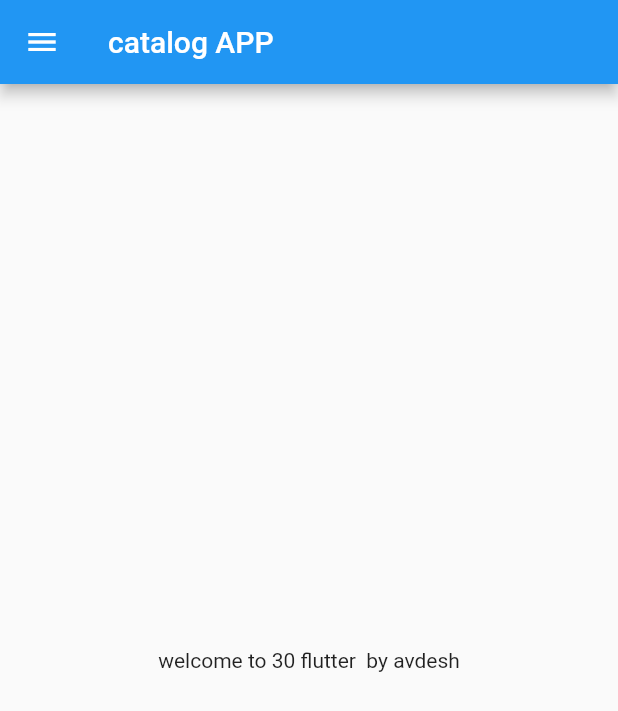
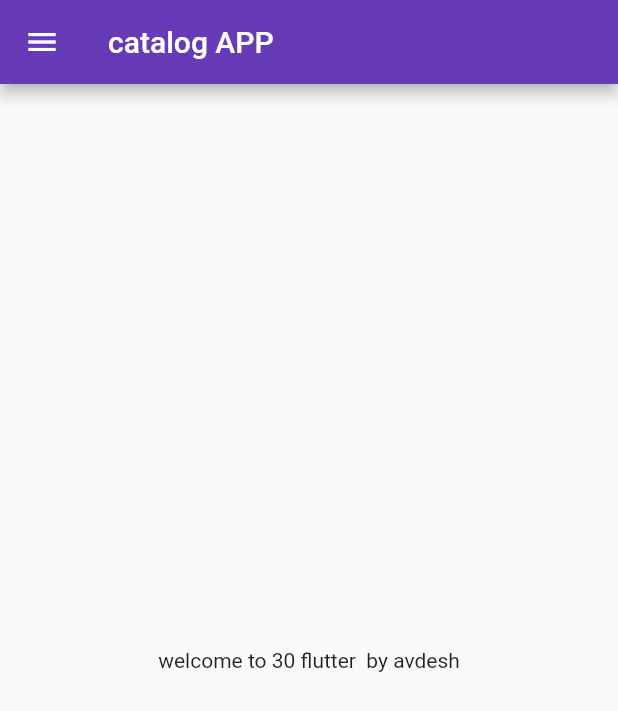
Before and after one commit to avikuuuu/flutter_applyy, a Flutter app: the screen it shows after launch, on a phone screen of 412 x 824 dp. Shown: the top 711 px of the screen. Run offline on Flutter 3.47's test engine with Material 2 defaults, Android fonts, the phone set to English and light mode, and no system bars.

Commit message:
day3 complete

```diff
--- a/lib/main.dart
+++ b/lib/main.dart
@@ -1,5 +1,6 @@
 import 'package:flutter/material.dart';
-import 'package:flutter_applyy/home_page.dart';
+import 'package:flutter_applyy/pages/home_page.dart';
+import 'package:flutter_applyy/pages/login_page.dart';
 
 void main() {
   runApp(MYAPP());
@@ -10,23 +11,35 @@
 
   @override
   Widget build(BuildContext context) {
+    // int days = 30;
+    // String name = "avdesh";
+    // double pie = 3.14;
+    // bool ismale = true;
+    // num tem = 30.0; //num can take both int int and float variable
 
-    int days = 30;
-    String name = "avdesh";
-    double pie = 3.14;
-    bool ismale = true;
-    num tem = 30.0; //num can take both int int and float variable
+    // var app =
+    //     "avkuuuu"; // it cna take all things which is above int string doble then intrepreter automatically detect it
 
-    var app =
-        "avkuuuu"; // it cna take all things which is above int string doble then intrepreter automatically detect it
+    // const pieee =
+    //     22.4; //const use to put constant things in which can't be chnange in future
 
-    const pieee =
-        22.4; //const use to put constant things in which can't be chnange in future
+    // final ap = 34; //in FINAL content can modifye
 
-    final ap = 34; //in FINAL content can modifye
+    // bringVegitable(thaila: true);
 
     return MaterialApp(
-      home:HomePage(),
+      themeMode: ThemeMode.light,
+      theme: ThemeData(primarySwatch: Colors.deepPurple),
+      darkTheme: ThemeData(
+        brightness: Brightness.dark,
+      ),
+      initialRoute: "/home",
+      routes: {
+        "/": (context) => LoginPage(),
+        // ignore: prefer_const_constructors
+        "/home": (context) => HomePage(),
+        "/login": (context) => LoginPage()
+      },
     );
   }
 }
```
Also changed, not shown: lib/pages/login_page.dart (added, +20 -0 lines), lib/pages/home_page.dart (renamed from lib/home_page.dart).
